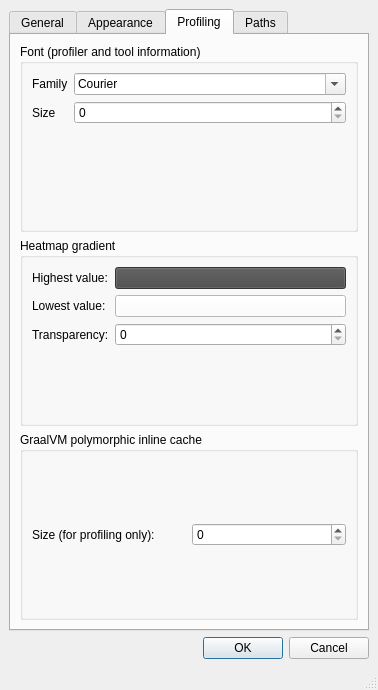
Qt form lib/eco/gui/settings.ui (softdevteam/eco) before a commit.
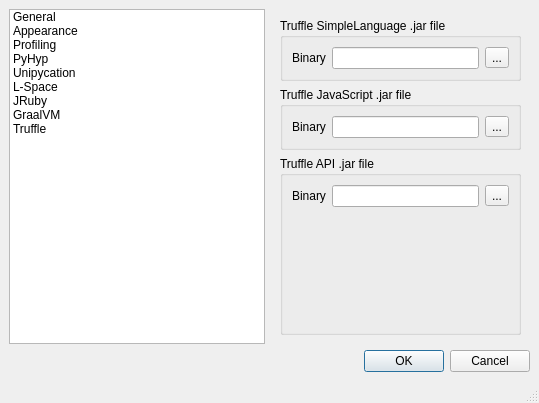
The same form after that commit. The open tabs and pages were chosen to show the change. Icons and pictures are not drawn.

Commit message: Refactored Eco settings dialog

Diff of the .ui file:
```diff
--- a/lib/eco/gui/settings.ui
+++ b/lib/eco/gui/settings.ui
@@ -6,8 +6,8 @@
    <rect>
     <x>0</x>
     <y>0</y>
-    <width>378</width>
-    <height>544</height>
+    <width>539</width>
+    <height>403</height>
    </rect>
   </property>
   <property name="windowTitle">
@@ -15,28 +15,123 @@
   </property>
   <property name="windowIcon">
    <iconset theme="gnome-settings">
-    <normaloff/>
-   </iconset>
+    <normaloff>../../../../../.designer/backup</normaloff>../../../../../.designer/backup</iconset>
   </property>
   <widget class="QWidget" name="centralwidget">
-   <layout class="QVBoxLayout" name="verticalLayout_2">
+   <layout class="QVBoxLayout" name="verticalLayout">
     <item>
-     <widget class="QTabWidget" name="tabWidget">
-      <property name="currentIndex">
-       <number>2</number>
+     <layout class="QHBoxLayout" name="horizontalLayout_4" stretch="0,1">
+      <property name="topMargin">
+       <number>0</number>
       </property>
-      <widget class="QWidget" name="tab">
-       <property name="sizePolicy">
-        <sizepolicy hsizetype="Preferred" vsizetype="Preferred">
-         <horstretch>0</horstretch>
-         <verstretch>0</verstretch>
-        </sizepolicy>
-       </property>
-       <attribute name="title">
+      <item>
+       <widget class="QListWidget" name="listWidget">
+        <property name="flow">
+         <enum>QListView::TopToBottom</enum>
+        </property>
+        <property name="resizeMode">
+         <enum>QListView::Fixed</enum>
+        </property>
+        <property name="viewMode">
+         <enum>QListView::ListMode</enum>
+        </property>
+        <property name="uniformItemSizes">
+         <bool>true</bool>
+        </property>
+        <item>
+         <property name="text">
         <string>General</string>
-       </attribute>
-       <layout class="QVBoxLayout" name="verticalLayout_3" stretch="0">
+         </property>
+         <property name="icon">
+          <iconset theme="gnome-settings">
+           <normaloff>../../../../../.designer/backup</normaloff>../../../../../.designer/backup</iconset>
+         </property>
+        </item>
         <item>
+         <property name="text">
+          <string>Appearance</string>
+         </property>
+         <property name="icon">
+          <iconset theme="style">
+           <normaloff>../../../../../.designer/backup</normaloff>../../../../../.designer/backup</iconset>
+         </property>
+        </item>
+        <item>
+         <property name="text">
+          <string>Profiling</string>
+         </property>
+         <property name="icon">
+          <iconset theme="applications-science">
+           <normaloff>../../../../../.designer/backup</normaloff>../../../../../.designer/backup</iconset>
+         </property>
+        </item>
+        <item>
+         <property name="text">
+          <string>PyHyp</string>
+         </property>
+         <property name="icon">
+          <iconset theme="gnome-mime-text-x-python">
+           <normaloff>../../../../../.designer/backup</normaloff>../../../../../.designer/backup</iconset>
+         </property>
+        </item>
+        <item>
+         <property name="text">
+          <string>Unipycation</string>
+         </property>
+         <property name="icon">
+          <iconset theme="gnome-mime-text-x-python">
+           <normaloff>../../../../../.designer/backup</normaloff>../../../../../.designer/backup</iconset>
+         </property>
+        </item>
+        <item>
+         <property name="text">
+          <string>L-Space</string>
+         </property>
+         <property name="icon">
+          <iconset theme="package">
+           <normaloff>../../../../../.designer/backup</normaloff>../../../../../.designer/backup</iconset>
+         </property>
+        </item>
+        <item>
+         <property name="text">
+          <string>JRuby</string>
+         </property>
+         <property name="icon">
+          <iconset theme="gnome-mime-application-x-ruby">
+           <normaloff>../../../../../.designer/backup</normaloff>../../../../../.designer/backup</iconset>
+         </property>
+        </item>
+        <item>
+         <property name="text">
+          <string>GraalVM</string>
+         </property>
+         <property name="icon">
+          <iconset theme="package">
+           <normaloff>../../../../../.designer/backup</normaloff>../../../../../.designer/backup</iconset>
+         </property>
+        </item>
+        <item>
+         <property name="text">
+          <string>Truffle</string>
+         </property>
+         <property name="icon">
+          <iconset theme="package">
+           <normaloff>../../../../../.designer/backup</normaloff>../../../../../.designer/backup</iconset>
+         </property>
+        </item>
+       </widget>
+      </item>
+      <item>
+       <widget class="QStackedWidget" name="stackedWidget">
+        <property name="frameShape">
+         <enum>QFrame::NoFrame</enum>
+        </property>
+        <property name="currentIndex">
+         <number>0</number>
+        </property>
+        <widget class="QWidget" name="page">
+         <layout class="QFormLayout" name="formLayout_15">
+          <item row="0" column="0">
          <widget class="QGroupBox" name="groupBox_2">
           <property name="sizePolicy">
            <sizepolicy hsizetype="Preferred" vsizetype="Preferred">
@@ -79,14 +174,8 @@
         </item>
        </layout>
       </widget>
-      <widget class="QWidget" name="tab_2">
-       <attribute name="title">
-        <string>Appearance</string>
-       </attribute>
-       <layout class="QVBoxLayout" name="verticalLayout" stretch="0,0,1">
-        <property name="sizeConstraint">
-         <enum>QLayout::SetDefaultConstraint</enum>
-        </property>
+        <widget class="QWidget" name="page_2">
+         <layout class="QVBoxLayout" name="verticalLayout_8" stretch="0,0,1">
         <item>
          <widget class="QGroupBox" name="groupBox_4">
           <property name="title">
@@ -229,12 +318,12 @@
         </item>
        </layout>
       </widget>
-      <widget class="QWidget" name="tab_3">
-       <attribute name="title">
-        <string>Profiling</string>
-       </attribute>
-       <layout class="QVBoxLayout" name="verticalLayout_4">
-        <item>
+        <widget class="QWidget" name="page_3">
+         <layout class="QFormLayout" name="formLayout_16">
+          <property name="fieldGrowthPolicy">
+           <enum>QFormLayout::AllNonFixedFieldsGrow</enum>
+          </property>
+          <item row="0" column="0">
          <widget class="QGroupBox" name="groupBox">
           <property name="title">
            <string>Font (profiler and tool information)</string>
@@ -276,7 +365,7 @@
           </layout>
          </widget>
         </item>
-        <item>
+          <item row="1" column="0">
          <widget class="QGroupBox" name="groupbox_5">
           <property name="title">
            <string>Heatmap gradient</string>
@@ -345,39 +434,10 @@
           </layout>
          </widget>
         </item>
-        <item>
-         <widget class="QGroupBox" name="groupBox_10">
-          <property name="title">
-           <string>GraalVM polymorphic inline cache</string>
-          </property>
-          <layout class="QGridLayout" name="gridLayout">
-           <item row="0" column="0">
-            <widget class="QLabel" name="label_16">
-             <property name="text">
-              <string>Size (for profiling only):</string>
-             </property>
-             <property name="buddy">
-              <cstring>graalvm_pic_size</cstring>
-             </property>
-            </widget>
-           </item>
-           <item row="0" column="1">
-            <widget class="QSpinBox" name="graalvm_pic_size">
-             <property name="maximum">
-              <number>255</number>
-             </property>
-            </widget>
-           </item>
-          </layout>
-         </widget>
-        </item>
-       </layout>
-      </widget>
-      <widget class="QWidget" name="tab_4">
-       <attribute name="title">
-        <string>Paths</string>
-       </attribute>
-       <layout class="QVBoxLayout" name="verticalLayout_5">
+         </layout>
+        </widget>
+        <widget class="QWidget" name="page_4">
+         <layout class="QVBoxLayout" name="verticalLayout_3">
         <item>
          <widget class="QGroupBox" name="groupBox_5">
           <property name="title">
@@ -450,6 +510,10 @@
           </layout>
          </widget>
         </item>
+         </layout>
+        </widget>
+        <widget class="QWidget" name="page_5">
+         <layout class="QVBoxLayout" name="verticalLayout_2">
         <item>
          <widget class="QGroupBox" name="groupBox_6">
           <property name="title">
@@ -489,6 +553,10 @@
           </layout>
          </widget>
         </item>
+         </layout>
+        </widget>
+        <widget class="QWidget" name="page_6">
+         <layout class="QVBoxLayout" name="verticalLayout_4">
         <item>
          <widget class="QGroupBox" name="groupBox_7">
           <property name="title">
@@ -528,6 +596,10 @@
           </layout>
          </widget>
         </item>
+         </layout>
+        </widget>
+        <widget class="QWidget" name="page_7">
+         <layout class="QVBoxLayout" name="verticalLayout_5">
         <item>
          <widget class="QGroupBox" name="groupBox_8">
           <property name="title">
@@ -567,6 +639,10 @@
           </layout>
          </widget>
         </item>
+         </layout>
+        </widget>
+        <widget class="QWidget" name="page_8">
+         <layout class="QVBoxLayout" name="verticalLayout_6" stretch="0,1">
         <item>
          <widget class="QGroupBox" name="groupBox_9">
           <property name="title">
@@ -609,6 +685,42 @@
         <item>
          <widget class="QGroupBox" name="groupBox_10">
           <property name="title">
+             <string>GraalVM polymorphic inline cache</string>
+            </property>
+            <layout class="QFormLayout" name="formLayout_14">
+             <item row="0" column="0">
+              <widget class="QLabel" name="label_16">
+               <property name="text">
+                <string>Size (for profiling only):</string>
+               </property>
+               <property name="buddy">
+                <cstring>graalvm_pic_size</cstring>
+               </property>
+              </widget>
+             </item>
+             <item row="0" column="1">
+              <widget class="QSpinBox" name="graalvm_pic_size">
+               <property name="maximum">
+                <number>255</number>
+               </property>
+              </widget>
+             </item>
+            </layout>
+           </widget>
+          </item>
+         </layout>
+        </widget>
+        <widget class="QWidget" name="page_9">
+         <layout class="QVBoxLayout" name="verticalLayout_7" stretch="0,0,1">
+          <property name="spacing">
+           <number>6</number>
+          </property>
+          <property name="sizeConstraint">
+           <enum>QLayout::SetDefaultConstraint</enum>
+          </property>
+          <item>
+           <widget class="QGroupBox" name="groupBox_10">
+            <property name="title">
            <string>Truffle SimpleLanguage .jar file</string>
           </property>
           <layout class="QFormLayout" name="formLayout_11">
@@ -690,8 +802,14 @@
            <string>Truffle API .jar file</string>
           </property>
           <layout class="QFormLayout" name="formLayout_13">
+             <property name="sizeConstraint">
+              <enum>QLayout::SetDefaultConstraint</enum>
+             </property>
            <item row="0" column="1">
-            <layout class="QHBoxLayout" name="horizontalLayout_10">
+              <layout class="QHBoxLayout" name="horizontalLayout_10" stretch="0,0">
+               <property name="sizeConstraint">
+                <enum>QLayout::SetMaximumSize</enum>
+               </property>
              <property name="leftMargin">
               <number>0</number>
              </property>
@@ -727,6 +845,8 @@
       </widget>
      </widget>
     </item>
+     </layout>
+    </item>
     <item>
      <widget class="QDialogButtonBox" name="buttonBox">
       <property name="standardButtons">
@@ -741,8 +861,8 @@
     <rect>
      <x>0</x>
      <y>0</y>
-     <width>378</width>
-     <height>26</height>
+     <width>539</width>
+     <height>23</height>
     </rect>
    </property>
   </widget>
```
Lines whose indentation alone changed are shown as unchanged. The commit also changes 1 other file.
